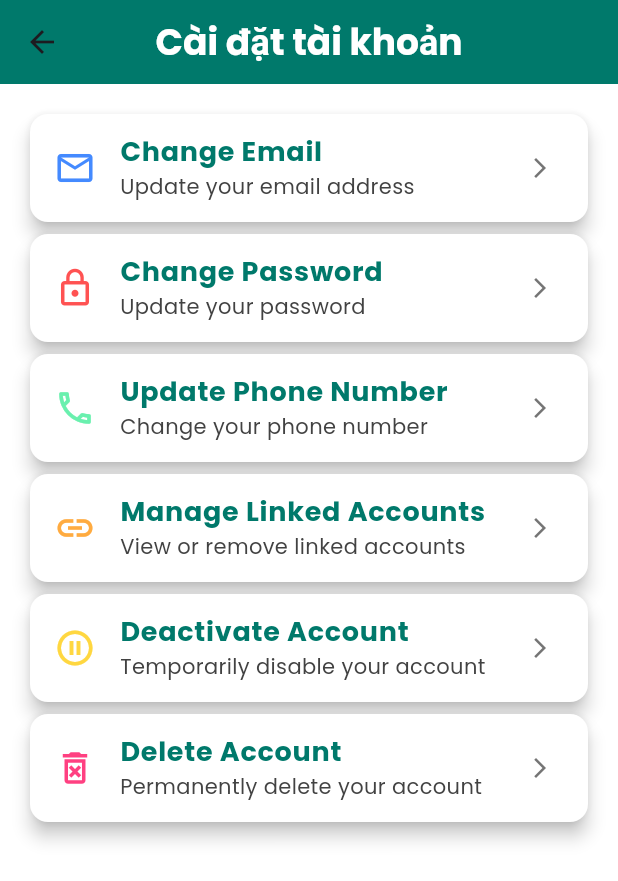
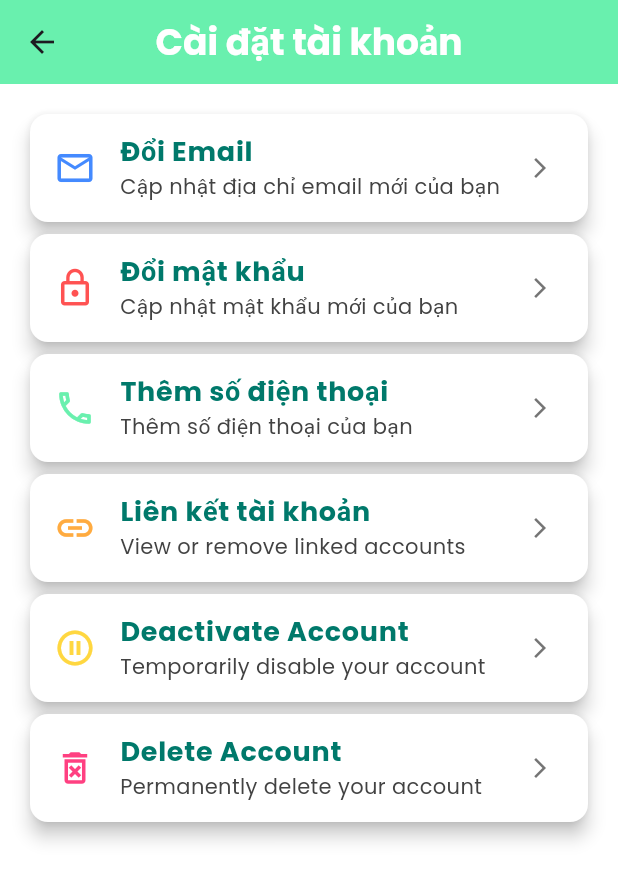
Before and after one commit to trgtruong189/CaloMate, a Flutter app: the AccountSettingsScreen screen opened directly, on a phone screen of 412 x 824 dp. Shown: the top 881 px of the screen. Run offline on Flutter 3.47's test engine with Material 3 defaults, Android fonts, the phone set to English and light mode, and no system bars; our stand-ins replace animate_do, cached_network_image, cloud_firestore, csv, file_picker, firebase_auth and 8 more; accounts and stored records are empty.

Commit message:
update title

```diff
--- a/Downloads/Calorie-Tracker-App-main/calomate/lib/screens/AccountSettingScreen.dart
+++ b/Downloads/Calorie-Tracker-App-main/calomate/lib/screens/AccountSettingScreen.dart
@@ -14,7 +14,7 @@ class AccountSettingsScreen extends StatelessWidget {
 
     return Scaffold(
       appBar: AppBar(
-        backgroundColor: isDarkMode ? Colors.black : Colors.teal[700],
+        backgroundColor: isDarkMode ? Colors.black : Colors.greenAccent,
         elevation: 0,
         title: Text(
           'Cài đặt tài khoản',
@@ -33,8 +33,8 @@ class AccountSettingsScreen extends StatelessWidget {
           children: [
             _buildAccountOption(
               context,
-              title: 'Change Email',
-              subtitle: 'Update your email address',
+              title: 'Đổi Email',
+              subtitle: 'Cập nhật địa chỉ email mới của bạn',
               icon: Icons.email_outlined,
               color: Colors.blueAccent,
               onTap: () {
@@ -48,8 +48,8 @@ class AccountSettingsScreen extends StatelessWidget {
             ),
             _buildAccountOption(
               context,
-              title: 'Change Password',
-              subtitle: 'Update your password',
+              title: 'Đổi mật khẩu',
+              subtitle: 'Cập nhật mật khẩu mới của bạn',
               icon: Icons.lock_outline,
               color: Colors.redAccent,
               onTap: () {
@@ -63,19 +63,19 @@ class AccountSettingsScreen extends StatelessWidget {
             ),
             _buildAccountOption(
               context,
-              title: 'Update Phone Number',
-              subtitle: 'Change your phone number',
+              title: 'Thêm số điện thoại',
+              subtitle: 'Thêm số điện thoại của bạn',
               icon: Icons.phone_outlined,
               color: Colors.greenAccent,
               onTap: () {
                 ScaffoldMessenger.of(context).showSnackBar(
-                  SnackBar(content: Text('Update Phone Number clicked')),
+                  SnackBar(content: Text('Tính năng sẽ được cập nhật sớm nhất')),
                 );
               },
             ),
             _buildAccountOption(
               context,
-              title: 'Manage Linked Accounts',
+              title: 'Liên kết tài khoản',
               subtitle: 'View or remove linked accounts',
               icon: Icons.link_outlined,
               color: Colors.orangeAccent,
@@ -93,7 +93,7 @@ class AccountSettingsScreen extends StatelessWidget {
               color: Colors.amberAccent,
               onTap: () {
                 ScaffoldMessenger.of(context).showSnackBar(
-                  SnackBar(content: Text('Deactivate Account clicked')),
+                  SnackBar(content: Text('Tính năng sẽ được cập nhật sớm nhất')),
                 );
               },
             ),
@@ -105,7 +105,7 @@ class AccountSettingsScreen extends StatelessWidget {
               color: Colors.pinkAccent,
               onTap: () {
                 ScaffoldMessenger.of(context).showSnackBar(
-                  SnackBar(content: Text('Delete Account clicked')),
+                  SnackBar(content: Text('Tính năng sẽ được cập nhật sớm nhất')),
                 );
               },
             ),
--- a/Downloads/Calorie-Tracker-App-main/calomate/lib/screens/ThemeScreen.dart
+++ b/Downloads/Calorie-Tracker-App-main/calomate/lib/screens/ThemeScreen.dart
@@ -14,7 +14,7 @@ class ThemeScreen extends StatelessWidget {
       appBar: AppBar(
         backgroundColor: themeProvider.isDarkMode ? Colors.black : Colors.green[700],
         title: Text(
-          'Theme Settings',
+          'Cài đặt giao diện',
           style: GoogleFonts.poppins(
             fontSize: 24,
             fontWeight: FontWeight.bold,
@@ -81,7 +81,7 @@ class ThemeScreen extends StatelessWidget {
                     crossAxisAlignment: CrossAxisAlignment.start,
                     children: [
                       Text(
-                        'Choose a Theme Accent Color:',
+                        'Chọn màu nền',
                         style: GoogleFonts.poppins(
                           fontSize: 18,
                           fontWeight: FontWeight.w600,
@@ -112,7 +112,7 @@ class ThemeScreen extends StatelessWidget {
                 onPressed: () {
                   ScaffoldMessenger.of(context).showSnackBar(
                     SnackBar(
-                      content: Text('Theme settings updated'),
+                      content: Text('Giao diện cập nhật thành công'),
                       backgroundColor: themeProvider.isDarkMode
                           ? Colors.greenAccent
                           : Colors.green,
@@ -128,7 +128,7 @@ class ThemeScreen extends StatelessWidget {
                   ),
                 ),
                 child: Text(
-                  'Save Changes',
+                  'Lưu thay đổi',
                   style: GoogleFonts.poppins(
                     fontSize: 18,
                     fontWeight: FontWeight.w600,
```
